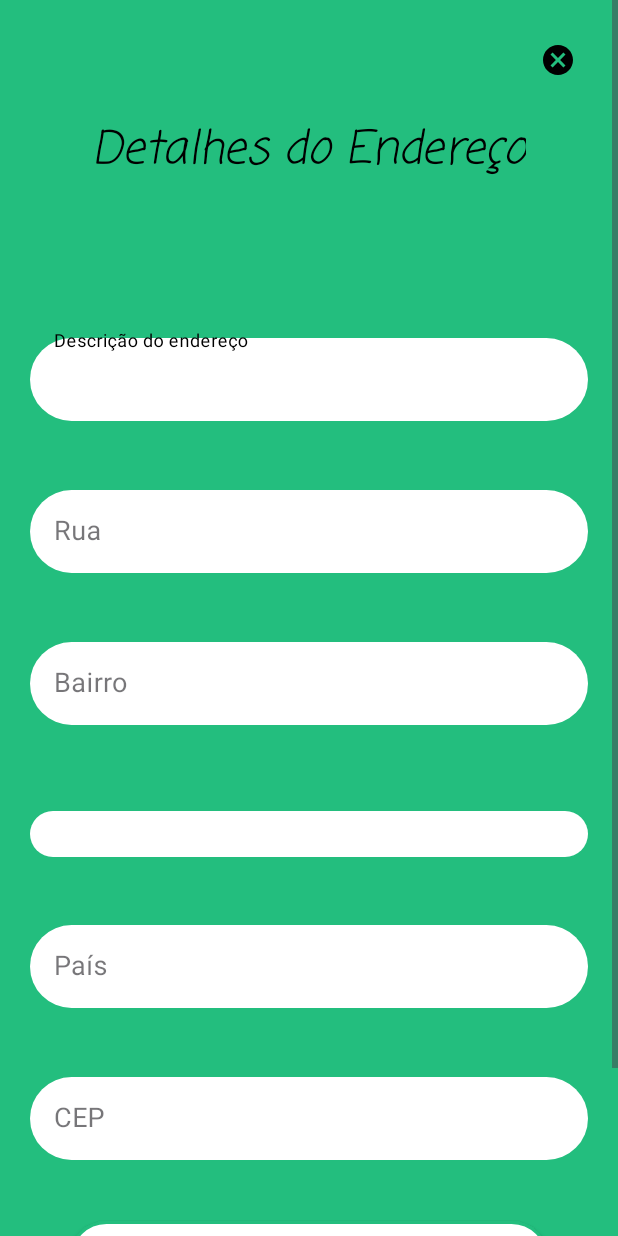
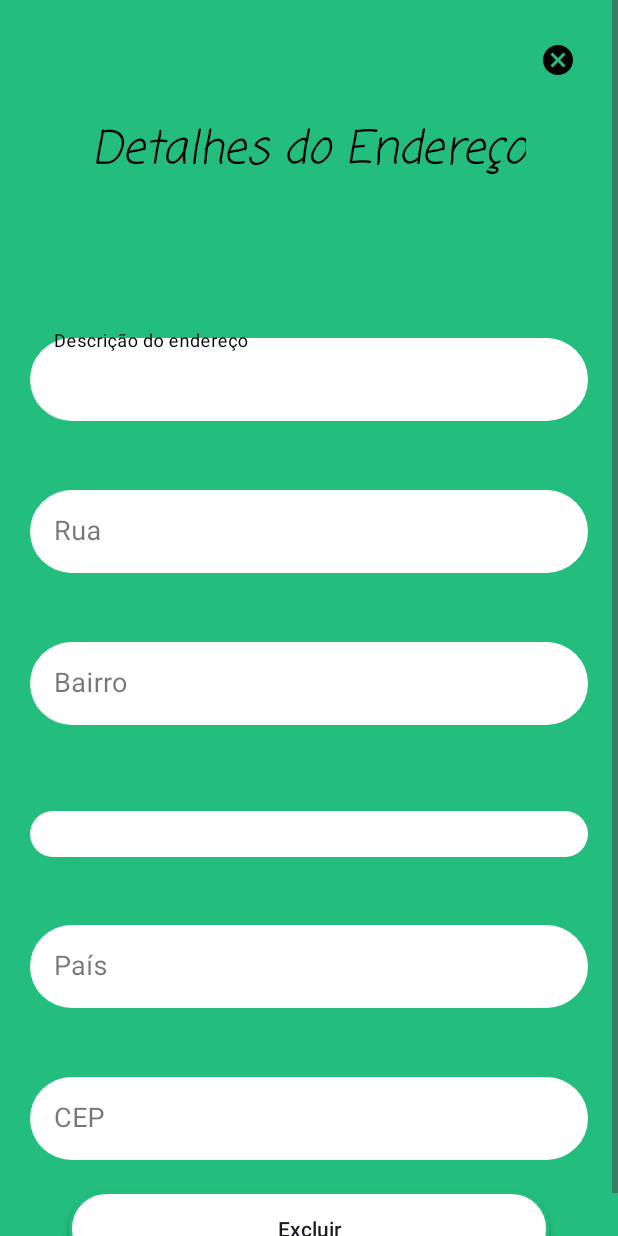
Before and after one commit to PedroWC/GeoManage, an Android app: the fragment DetalhesEnderecoFragment shown on its own in the app's theme, on a phone screen of 412 x 824 dp. Run offline under Robolectric (Android 15) with nearby library versions, the phone set to English and light mode, and no system bars; our stand-ins replace Room's generated code.

```diff
--- a/app/src/main/java/com/geomanage/fragments/DetalhesEnderecoFragment.java
+++ b/app/src/main/java/com/geomanage/fragments/DetalhesEnderecoFragment.java
@@ -73,11 +73,6 @@ public class DetalhesEnderecoFragment extends Fragment {
             cepEditText = view.findViewById(R.id.cepEditText);
             carregarEndereco();
 
-            // Botoes
-            AppCompatButton btEditarEndereco = view.findViewById(R.id.btEditarEndereco);
-            btEditarEndereco.setOnClickListener(v -> {
-                // TODO
-            });
             AppCompatButton btExcluirEndereco = view.findViewById(R.id.btExcluirEndereco);
             btExcluirEndereco.setOnClickListener(v -> db.enderecoDao().delete(endereco));
             ImageButton btnCancelar = view.findViewById(R.id.btnCancelar);
--- a/app/src/main/res/layout/activity_criar_usuario.xml
+++ b/app/src/main/res/layout/activity_criar_usuario.xml
@@ -156,6 +156,7 @@
             app:layout_constraintTop_toBottomOf="@id/btRegistrar"
             app:layout_constraintStart_toStartOf="parent"
             app:layout_constraintEnd_toEndOf="parent"
+            android:linksClickable="true"
             android:layout_marginTop="20dp"
             android:layout_marginStart="20dp"
             android:layout_marginEnd="20dp" />
--- a/app/src/main/res/layout/fragment_detalhes_endereco.xml
+++ b/app/src/main/res/layout/fragment_detalhes_endereco.xml
@@ -243,39 +243,22 @@
         </com.google.android.material.textfield.TextInputLayout>
 
         <androidx.appcompat.widget.AppCompatButton
-            android:id="@+id/btEditarEndereco"
-            android:layout_width="320dp"
-            android:layout_height="wrap_content"
-            android:layout_marginTop="20dp"
-            android:layout_marginStart="20dp"
-            android:layout_marginEnd="20dp"
-            android:background="@drawable/background_btn_selector"
-            android:enabled="true"
-            android:padding="15dp"
-            android:text="@string/txt_button_editar"
-            android:textAllCaps="false"
-            app:layout_constraintEnd_toEndOf="parent"
-            app:layout_constraintStart_toStartOf="parent"
-            app:layout_constraintTop_toBottomOf="@id/txtInputLayoutCep"
-            app:layout_constraintBottom_toTopOf="@id/btExcluirEndereco" />
-
-        <androidx.appcompat.widget.AppCompatButton
             android:id="@+id/btExcluirEndereco"
             android:layout_width="320dp"
             android:layout_height="wrap_content"
             android:layout_marginStart="20dp"
             android:layout_marginEnd="20dp"
-            android:layout_marginTop="20dp"
-            android:layout_marginBottom="20dp"
+            android:layout_marginBottom="10dp"
             android:background="@drawable/background_btn_selector"
             android:enabled="true"
             android:padding="15dp"
             android:text="@string/txt_button_excluir"
             android:textAllCaps="false"
+            app:layout_constraintTop_toBottomOf="@id/txtInputLayoutCep"
             app:layout_constraintEnd_toEndOf="parent"
             app:layout_constraintStart_toStartOf="parent"
-            app:layout_constraintTop_toBottomOf="@id/btEditarEndereco"
-            app:layout_constraintBottom_toBottomOf="parent" />
+            app:layout_constraintBottom_toBottomOf="parent"
+            />
 
     </androidx.constraintlayout.widget.ConstraintLayout>
 </ScrollView>
--- a/app/src/main/res/values/strings.xml
+++ b/app/src/main/res/values/strings.xml
@@ -46,4 +46,5 @@
     <string name="instrucao_alteracao_senha_usuario">Se não desejar alterar a senha, por favor, insira a senha atual nos campos \'Senha Atual\' e \'Nova Senha\'.</string>
     <string name="descricao_adicionar">Adicionar item</string>
 
+
 </resources>
--- a/gradle/libs.versions.toml
+++ b/gradle/libs.versions.toml
@@ -1,5 +1,5 @@
 [versions]
-agp = "8.4.0"
+agp = "8.2.2"
 junit = "4.13.2"
 junitVersion = "1.1.5"
 espressoCore = "3.5.1"
```
Also changed, not shown: app/src/main/java/com/geomanage/activities/usuario/CriarUsuarioActivity.java (+99 -1 lines), app/src/main/java/com/geomanage/activities/usuario/LoginUsuarioActivity.java (+21 -0 lines), app/src/main/res/layout/activity_login_usuario.xml (+9 -7 lines).
